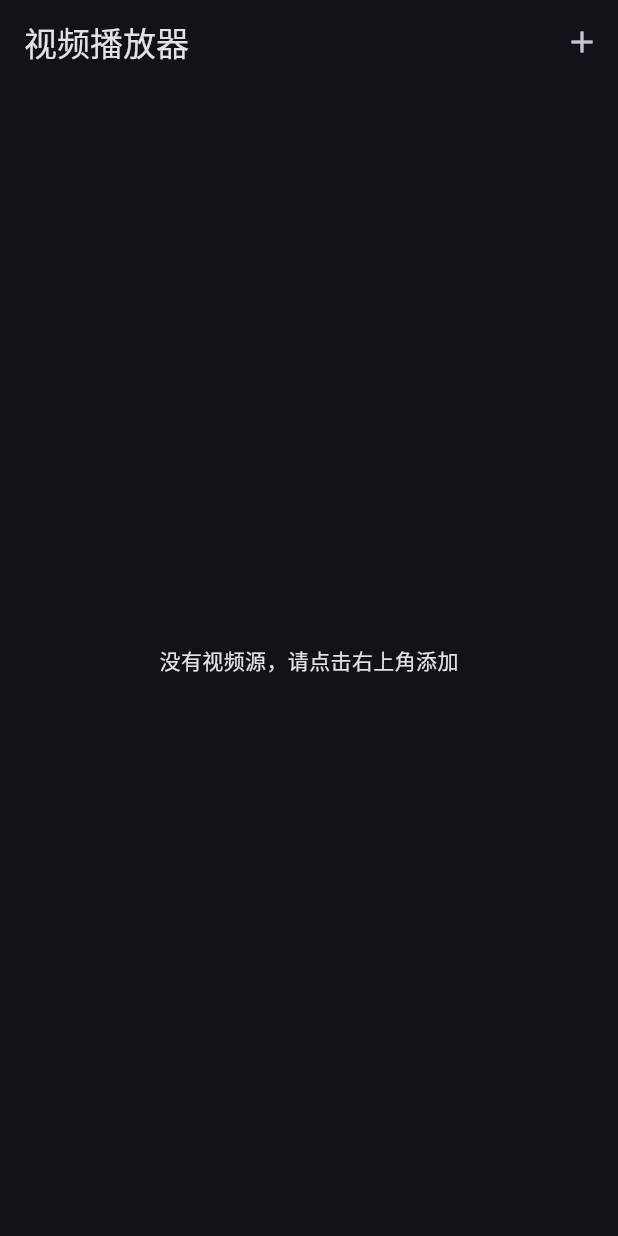
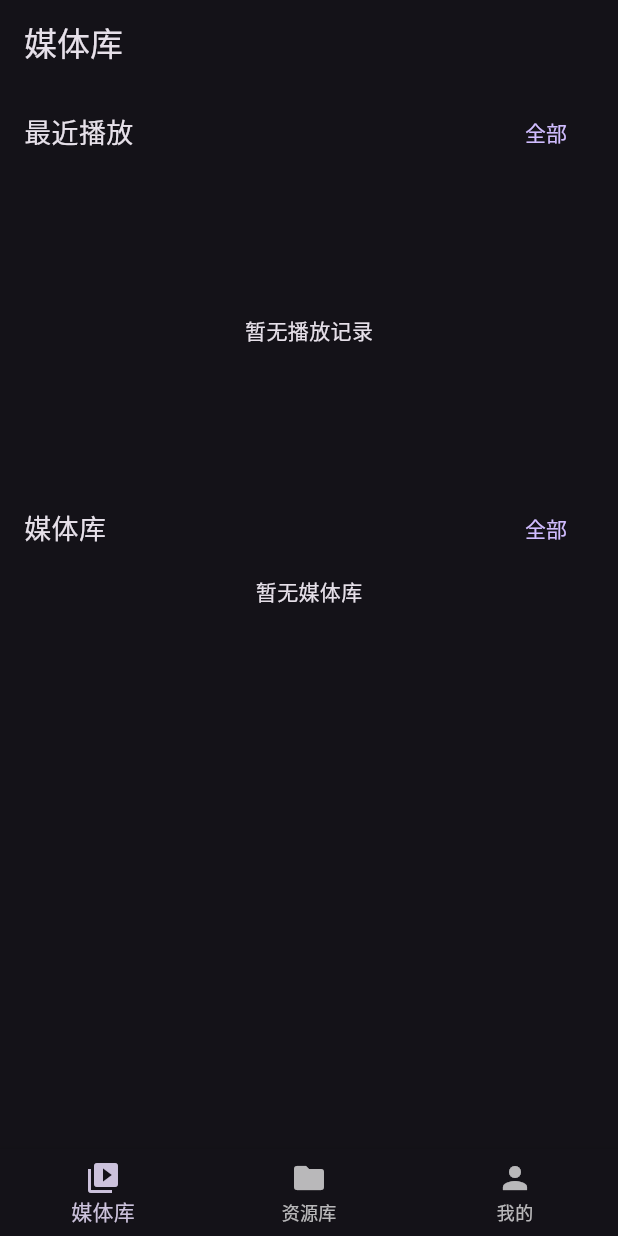
Before and after one commit to leotang315/BetaVideoPlayer, a Flutter app: the screen it shows after launch, on a phone screen of 412 x 824 dp. Run offline on Flutter 3.47's test engine with Material 3 defaults, Android fonts, the phone set to English and light mode, and no system bars; our stand-ins replace file_picker, video_player; missing offline and left inert: fvp.

Commit message:
[add] 调整页面结构

```diff
--- a/lib/main.dart
+++ b/lib/main.dart
@@ -1,4 +1,5 @@
 
+import 'package:beta_player/providers/recent_play_provider.dart';
 import 'package:flutter/material.dart';
 import 'package:provider/provider.dart';
 import 'package:video_player/video_player.dart';
@@ -6,19 +7,22 @@ import 'package:fvp/fvp.dart' as fvp;
 import 'models/video_source.dart';
 import 'screens/home_screen.dart';
 import 'providers/video_provider.dart';
+import 'screens/main_screen.dart';
 
 
 
 void main() {
   fvp.registerWith();
   runApp(
-     ChangeNotifierProvider(
-      create: (_) => VideoProvider(),
+    MultiProvider(
+      providers: [
+        ChangeNotifierProvider(create: (_) => VideoProvider()),
+        ChangeNotifierProvider(create: (_) => RecentPlayProvider()), // 添加 RecentPlayProvider
+      ],
       child: MyApp(),
     ),
   );
 }
-
 
 
 
@@ -31,7 +35,7 @@ class MyApp extends StatelessWidget {
         primarySwatch: Colors.blue,
         brightness: Brightness.dark,
       ),
-      home: HomeScreen(),
+      home: MainScreen(),
     );
   }
 }
--- /dev/null
+++ b/lib/providers/recent_play_provider.dart
@@ -0,0 +1,26 @@
+import 'package:flutter/foundation.dart';
+import '../models/video_source.dart';
+
+class RecentPlayProvider with ChangeNotifier {
+  List<VideoFile> _recentPlays = [];
+
+  List<VideoFile> get recentPlays => _recentPlays;
+  List<VideoFile> get limitedRecentPlays =>
+      _recentPlays.take(5).toList(); // 首页只显示5个
+
+  void addRecentPlay(VideoFile video) {
+    _recentPlays.removeWhere((v) => v.path == video.path);
+    _recentPlays.insert(0, video);
+    notifyListeners();
+  }
+
+  void removeRecentPlay(VideoFile video) {
+    _recentPlays.removeWhere((v) => v.path == video.path);
+    notifyListeners();
+  }
+
+  void clearRecentPlays() {
+    _recentPlays.clear();
+    notifyListeners();
+  }
+}
--- /dev/null
+++ b/lib/screens/main_screen.dart
@@ -0,0 +1,43 @@
+import 'package:flutter/material.dart';
+import 'tabs/media_library_tab.dart';
+import 'tabs/source_library_tab.dart';
+import 'tabs/profile_tab.dart';
+
+class MainScreen extends StatefulWidget {
+  @override
+  _MainScreenState createState() => _MainScreenState();
+}
+
+class _MainScreenState extends State<MainScreen> {
+  int _currentIndex = 0;
+  final _pages = [
+    MediaLibraryTab(),
+    SourceLibraryTab(),
+    ProfileTab(),
+  ];
+
+  @override
+  Widget build(BuildContext context) {
+    return Scaffold(
+      body: _pages[_currentIndex],
+      bottomNavigationBar: BottomNavigationBar(
+        currentIndex: _currentIndex,
+        onTap: (index) => setState(() => _currentIndex = index),
+        items: [
+          BottomNavigationBarItem(
+            icon: Icon(Icons.video_library),
+            label: '媒体库',
+          ),
+          BottomNavigationBarItem(
+            icon: Icon(Icons.folder),
+            label: '资源库',
+          ),
+          BottomNavigationBarItem(
+            icon: Icon(Icons.person),
+            label: '我的',
+          ),
+        ],
+      ),
+    );
+  }
+}
--- /dev/null
+++ b/lib/screens/tabs/media_library_tab.dart
@@ -0,0 +1,171 @@
+import 'package:flutter/material.dart';
+import 'package:provider/provider.dart';
+import '../../providers/recent_play_provider.dart';
+import '../../providers/video_provider.dart';
+import '../video_player_screen.dart';
+import '../all_recent_plays_screen.dart';
+import '../all_sources_screen.dart';
+import '../../models/video_source.dart';
+class MediaLibraryTab extends StatelessWidget {
+  @override
+  Widget build(BuildContext context) {
+    return Scaffold(
+      body: CustomScrollView(
+        slivers: [
+          SliverAppBar(
+            title: Text('媒体库'),
+            floating: true,
+            snap: true,
+          ),
+          SliverToBoxAdapter(
+            child: Column(
+              children: [
+                _buildRecentPlaysSection(context),
+                _buildSourcesSection(context),
+              ],
+            ),
+          ),
+        ],
+      ),
+    );
+  }
+
+  Widget _buildRecentPlaysSection(BuildContext context) {
+    return Column(
+      children: [
+        Padding(
+          padding: EdgeInsets.symmetric(horizontal: 16, vertical: 8),
+          child: Row(
+            mainAxisAlignment: MainAxisAlignment.spaceBetween,
+            children: [
+              Text('最近播放', style: TextStyle(fontSize: 18)),
+              TextButton(
+                onPressed: () => Navigator.push(
+                  context,
+                  MaterialPageRoute(builder: (_) => AllRecentPlaysScreen()),
+                ),
+                child: Text('全部'),
+              ),
+            ],
+          ),
+        ),
+        SizedBox(
+          height: 200,
+          child: Consumer<RecentPlayProvider>(
+            builder: (context, provider, child) {
+              if (provider.limitedRecentPlays.isEmpty) {
+                return Center(child: Text('暂无播放记录'));
+              }
+              return ListView.builder(
+                scrollDirection: Axis.horizontal,
+                itemCount: provider.limitedRecentPlays.length,
+                itemBuilder: (context, index) {
+                  final video = provider.limitedRecentPlays[index];
+                  return _buildVideoCard(context, video);
+                },
+              );
+            },
+          ),
+        ),
+      ],
+    );
+  }
+
+  Widget _buildSourcesSection(BuildContext context) {
+    return Column(
+      children: [
+        Padding(
+          padding: EdgeInsets.symmetric(horizontal: 16, vertical: 8),
+          child: Row(
+            mainAxisAlignment: MainAxisAlignment.spaceBetween,
+            children: [
+              Text('媒体库', style: TextStyle(fontSize: 18)),
+              TextButton(
+                onPressed: () => Navigator.push(
+                  context,
+                  MaterialPageRoute(builder: (_) => AllSourcesScreen()),
+                ),
+                child: Text('全部'),
+              ),
+            ],
+          ),
+        ),
+        Consumer<VideoProvider>(
+          builder: (context, provider, child) {
+            if (provider.videos.isEmpty) {
+              return Center(child: Text('暂无媒体库'));
+            }
+            return ListView.builder(
+              shrinkWrap: true,
+              physics: NeverScrollableScrollPhysics(),
+              itemCount: provider.videos.length.clamp(0, 3),
+              itemBuilder: (context, index) {
+                final source = provider.videos[index];
+                return ListTile(
+                  leading: Icon(_getSourceIcon(source.type)),
+                  title: Text(source.name),
+                  subtitle: Text('${source.playlist.length} 个视频'),
+                  onTap: () {
+                    provider.setCurrentVideo(source);
+                    Navigator.push(
+                      context,
+                      MaterialPageRoute(
+                        builder: (context) => VideoPlayerScreen(),
+                      ),
+                    );
+                  },
+                );
+              },
+            );
+          },
+        ),
+      ],
+    );
+  }
+
+  Widget _buildVideoCard(BuildContext context, VideoFile video) {
+    return Card(
+      margin: EdgeInsets.all(8),
+      child: InkWell(
+        onTap: () {
+          // 处理视频播放
+        },
+        child: Column(
+          crossAxisAlignment: CrossAxisAlignment.start,
+          children: [
+            Container(
+              width: 160,
+              height: 120,
+              color: Colors.grey[800],
+              child: Icon(Icons.play_circle_outline, size: 48),
+            ),
+            Padding(
+              padding: EdgeInsets.all(8),
+              child: Column(
+                crossAxisAlignment: CrossAxisAlignment.start,
+                children: [
+                  Text(
+                    video.name,
+                    maxLines: 2,
+                    overflow: TextOverflow.ellipsis,
+                  ),
+                ],
+              ),
+            ),
+          ],
+        ),
+      ),
+    );
+  }
+
+  IconData _getSourceIcon(SourceType type) {
+    switch (type) {
+      case SourceType.local:
+        return Icons.folder;
+      case SourceType.smb:
+        return Icons.computer;
+      case SourceType.webdav:
+        return Icons.cloud;
+    }
+  }
+}
--- a/lib/screens/video_player_screen.dart
+++ b/lib/screens/video_player_screen.dart
@@ -5,6 +5,7 @@ import 'package:provider/provider.dart';
 import 'dart:io';
 import '../providers/video_provider.dart';
 import '../models/video_source.dart';
+import '../providers/recent_play_provider.dart';
 
 class VideoPlayerScreen extends StatefulWidget {
   @override
@@ -24,6 +25,9 @@ class _VideoPlayerScreenState extends State<VideoPlayerScreen> {
     super.initState();
     _videoSource = context.read<VideoProvider>().currentVideo!;
     _initializePlayer();
+    if (_videoSource.currentVideo != null) {
+      context.read<RecentPlayProvider>().addRecentPlay(_videoSource.currentVideo!);
+    }
   }
 
   String _formatDuration(Duration duration) {
```
Also changed, not shown: lib/screens/all_recent_plays_screen.dart (added, +105 -0 lines), lib/screens/all_sources_screen.dart (added, +54 -0 lines), lib/screens/tabs/profile_tab.dart (added, +68 -0 lines), lib/screens/tabs/source_library_tab.dart (added, +72 -0 lines).
